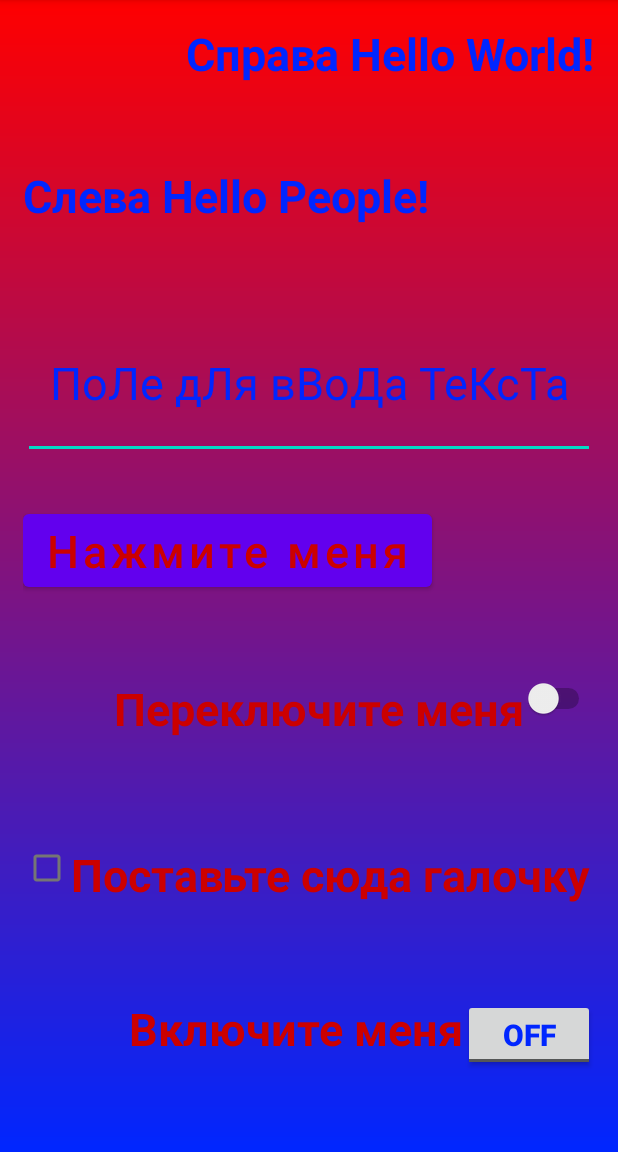
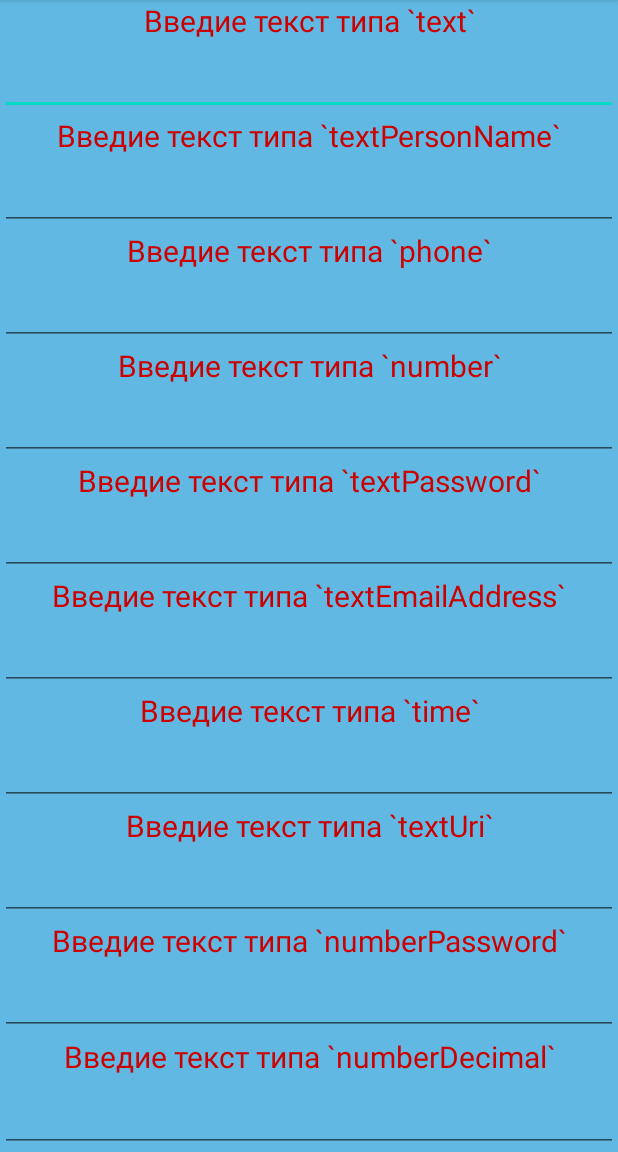
Before and after one commit to AVKhakhalin/AndroidLession_1_HomeWork, an Android app: the screen it shows after launch (MainActivity), on a phone screen of 412 x 824 dp, the part 84-1236 px from its top. Run offline under Robolectric (Android 15) with nearby library versions, the phone set to English and light mode, and no system bars.

Commit message:
Task 2 well done. Created another model with different EditText elements.

```diff
--- a/app/src/main/java/ru/geekbrains/lession1_homework/MainActivity.java
+++ b/app/src/main/java/ru/geekbrains/lession1_homework/MainActivity.java
@@ -9,6 +9,7 @@ public class MainActivity extends AppCompatActivity {
     @Override
     protected void onCreate(Bundle savedInstanceState) {
         super.onCreate(savedInstanceState);
-        setContentView(R.layout.activity_main);
+//        setContentView(R.layout.activity_main);
+        setContentView(R.layout.task2_maket);
     }
 }
--- /dev/null
+++ b/app/src/main/res/layout/task2_maket.xml
@@ -0,0 +1,90 @@
+<?xml version="1.0" encoding="utf-8"?>
+<LinearLayout xmlns:android="http://schemas.android.com/apk/res/android"
+    android:orientation="vertical"
+    android:layout_width="match_parent"
+    android:layout_height="match_parent"
+    android:layout_weight="1.0"
+    android:gravity="center"
+    android:background="#61B9E3">
+
+    <TextView
+        style="@style/editTextView"
+        android:text="@string/Task2_TextView1_text"/>
+    <EditText
+        style="@style/editTextView"
+        android:inputType="text"
+        android:textColor="@color/blueColor"/>
+
+    <TextView
+        style="@style/editTextView"
+        android:text="@string/Task2_TextView2_text"/>
+    <EditText
+        style="@style/editTextView"
+        android:inputType="textPersonName"
+        android:textColor="@color/blueColor"/>
+
+    <TextView
+        style="@style/editTextView"
+        android:text="@string/Task2_TextView3_text"/>
+    <EditText
+        style="@style/editTextView"
+        android:inputType="phone"
+        android:textColor="@color/blueColor" />
+
+    <TextView
+        style="@style/editTextView"
+        android:text="@string/Task2_TextView4_text"/>
+    <EditText
+        style="@style/editTextView"
+        android:inputType="number"
+        android:textColor="@color/blueColor" />
+
+    <TextView
+        style="@style/editTextView"
+        android:text="@string/Task2_TextView5_text"/>
+    <EditText
+        style="@style/editTextView"
+        android:inputType="textPassword"
+        android:textColor="@color/blueColor" />
+
+    <TextView
+        style="@style/editTextView"
+        android:text="@string/Task2_TextView6_text"/>
+    <EditText
+        style="@style/editTextView"
+        android:inputType="textEmailAddress"
+        android:textColor="@color/blueColor" />
+
+    <TextView
+        style="@style/editTextView"
+        android:text="@string/Task2_TextView7_text"/>
+    <EditText
+        style="@style/editTextView"
+        android:inputType="time"
+        android:textColor="@color/blueColor" />
+
+    <TextView
+        style="@style/editTextView"
+        android:text="@string/Task2_TextView8_text"/>
+    <EditText
+        style="@style/editTextView"
+        android:inputType="textUri"
+        android:textColor="@color/blueColor" />
+
+    <TextView
+        style="@style/editTextView"
+        android:text="@string/Task2_TextView9_text"/>
+    <EditText
+        style="@style/editTextView"
+        android:inputType="numberPassword"
+        android:textColor="@color/blueColor" />
+
+    <TextView
+        style="@style/editTextView"
+        android:text="@string/Task2_TextView10_text"/>
+    <EditText
+        style="@style/editTextView"
+        android:inputType="numberDecimal"
+        android:textColor="@color/blueColor" />
+
+</LinearLayout>
--- /dev/null
+++ b/app/src/main/res/values/editText_styles.xml
@@ -0,0 +1,11 @@
+<?xml version="1.0" encoding="utf-8"?>
+<resources>
+    <style name="editTextView" parent="@android:style/TextAppearance">
+        <item name="android:layout_width">match_parent</item>
+        <item name="android:layout_height">wrap_content</item>
+        <item name="android:layout_weight">0.05</item>
+        <item name="android:gravity">center</item>
+        <item name="android:textSize">20sp</item>
+        <item name="android:textColor">@color/redColor</item>
+    </style>
+</resources>
--- a/app/src/main/res/values/strings.xml
+++ b/app/src/main/res/values/strings.xml
@@ -7,4 +7,14 @@
     <string name="checkBoxText">Поставьте сюда галочку</string>
     <string name="switchText">Переключите меня</string>
     <string name="buttonText">Нажмите меня</string>
+    <string name="Task2_TextView1_text">Введие текст типа `text`</string>
+    <string name="Task2_TextView2_text">Введие текст типа `textPersonName`</string>
+    <string name="Task2_TextView3_text">Введие текст типа `phone`</string>
+    <string name="Task2_TextView4_text">Введие текст типа `number`</string>
+    <string name="Task2_TextView5_text">Введие текст типа `textPassword`</string>
+    <string name="Task2_TextView6_text">Введие текст типа `textEmailAddress`</string>
+    <string name="Task2_TextView7_text">Введие текст типа `time`</string>
+    <string name="Task2_TextView8_text">Введие текст типа `textUri`</string>
+    <string name="Task2_TextView9_text">Введие текст типа `numberPassword`</string>
+    <string name="Task2_TextView10_text">Введие текст типа `numberDecimal`</string>
 </resources>
```
